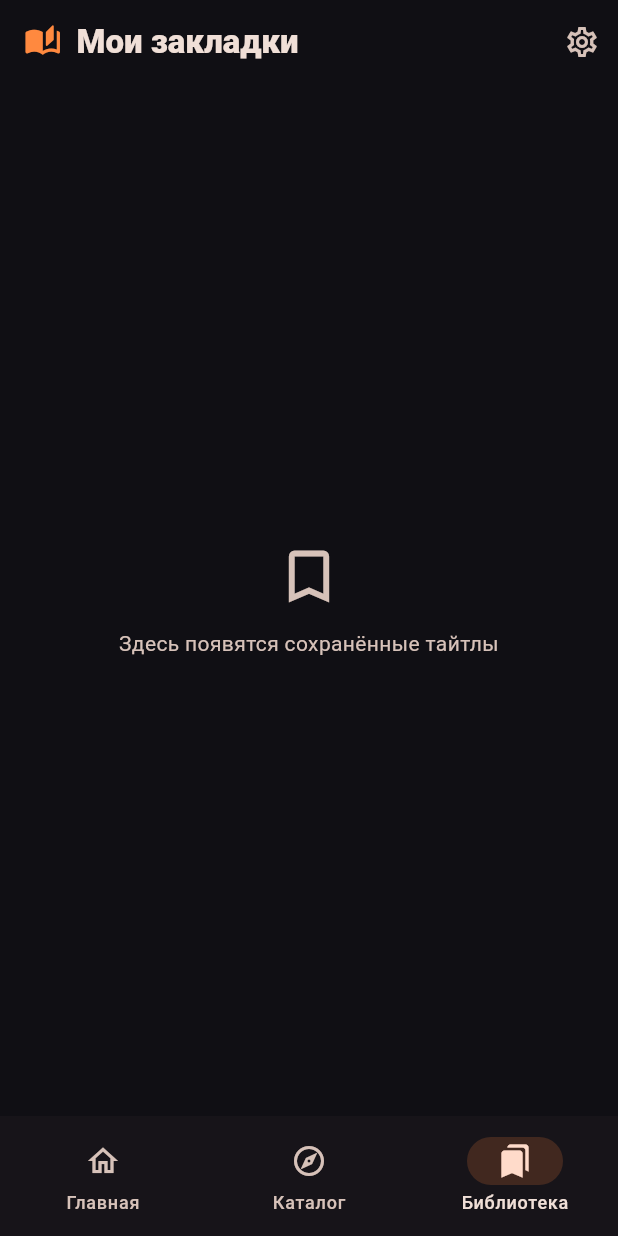
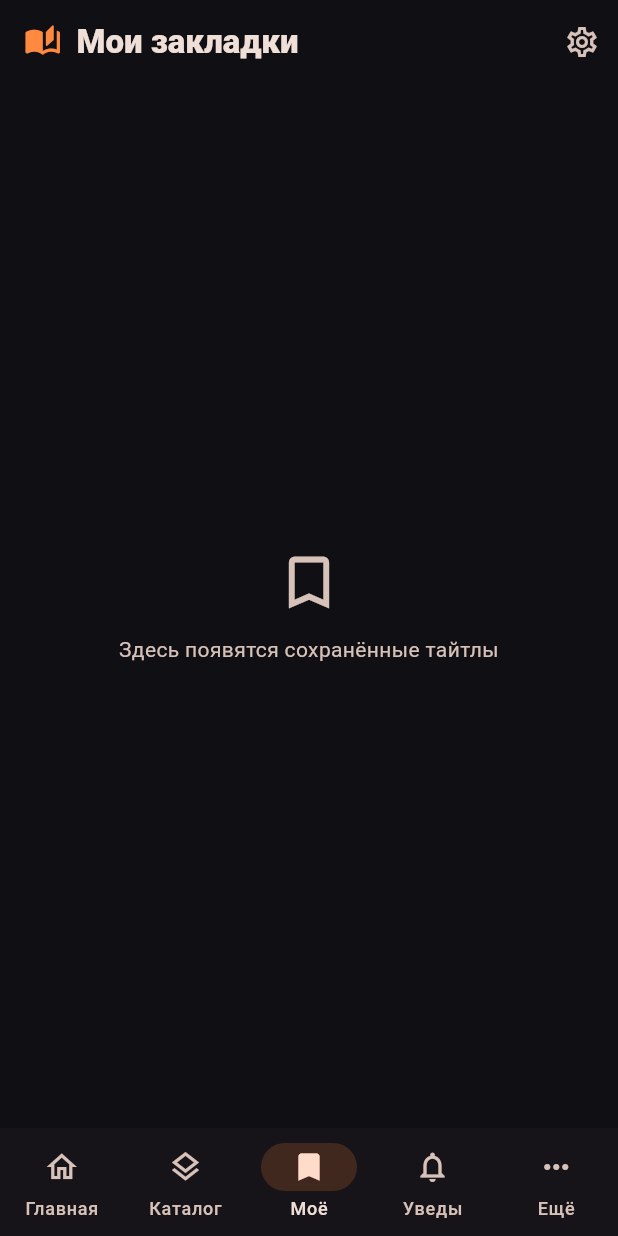
Before and after one commit to Vetal12350/SenReader, a Flutter app: the screen it shows after launch, item 3 of the bottom bar chosen, on a phone screen of 412 x 824 dp. Run offline on Flutter 3.47's test engine with Material 3 defaults, Android fonts, the phone set to English and light mode, and no system bars; our stand-ins replace flutter_local_notifications, scrollable_positioned_list, shared_preferences; missing offline and left inert: workmanager; network calls fail.

Commit message:
Add five navigation tabs, new/hidden inbox screen and unread badge

```diff
--- a/lib/main.dart
+++ b/lib/main.dart
@@ -7,6 +7,8 @@ import 'data/senkuro_source.dart';
 import 'data/library_store.dart';
 import 'data/reading_suggestions.dart';
 import 'data/chapter_notification_service.dart';
+import 'data/chapter_inbox_store.dart';
+import 'ui/chapter_inbox_panel.dart';
 import 'data/chapter_background_scheduler.dart';
 import 'ui/detail_page.dart';
 import 'ui/reader_page.dart';
@@ -64,6 +66,12 @@ class MainShell extends StatefulWidget {
 
 class _MainShellState extends State<MainShell> {
   int tab = 0;
+  int _newUpdateCount = 0;
+  Future<void> _refreshInboxCount() async {
+    final entries = await ChapterInboxStore().load();
+    if (mounted) setState(() => _newUpdateCount = entries.where((e) => !e.hidden).length);
+  }
+
   String libraryFilter = 'all';
   String? catalogType;
   String? catalogStatus;
@@ -87,6 +95,7 @@ class _MainShellState extends State<MainShell> {
   @override void initState() {
     super.initState();
     _fetch();
+    unawaited(_refreshInboxCount());
     ChapterNotificationService.instance.openedPayload.addListener(_onNotificationTap);
     WidgetsBinding.instance.addPostFrameCallback((_) => _onNotificationTap());
   }
@@ -631,12 +640,12 @@ class _MainShellState extends State<MainShell> {
         title: Row(children: [
           const Icon(Icons.auto_stories_rounded, size: 25, color: Color(0xFFFF893F)),
           const SizedBox(width: 10),
-          Expanded(child: Text(tab == 0 ? 'SenReader' : tab == 1 ? 'Каталог' : 'Мои закладки',
+          Expanded(child: Text(tab == 0 ? 'SenReader' : tab == 1 ? 'Каталог' : tab == 2 ? 'Мои закладки' : tab == 3 ? 'Уведомления' : 'Ещё',
             maxLines: 1, overflow: TextOverflow.ellipsis,
             style: const TextStyle(fontWeight: FontWeight.w800))),
         ]),
         actions: [
-          if (tab != 2)
+          if (tab == 0 || tab == 1)
             IconButton(tooltip: 'Обновить', icon: const Icon(Icons.refresh), onPressed: _fetch),
           IconButton(tooltip: 'Настройки', icon: const Icon(Icons.settings_outlined),
             onPressed: () => Navigator.push(context, MaterialPageRoute(builder: (_) => SettingsPage(
@@ -644,7 +653,20 @@ class _MainShellState extends State<MainShell> {
                themes: widget.themes)))),
         ],
       ),
-      body: tab == 2 ? AnimatedBuilder(
+      body: tab == 3 ? ChapterInboxPanel(
+        library: widget.library, repository: widget.repository, alerts: alerts,
+        onChanged: _refreshInboxCount,
+      ) : tab == 4 ? ListView(padding: const EdgeInsets.all(16), children: [
+        const SectionTitle('Ещё'),
+        ListTile(leading: const Icon(Icons.settings_outlined),
+          title: const Text('Настройки'),
+          onTap: () => Navigator.push(context, MaterialPageRoute(builder: (_) =>
+            SettingsPage(repository: widget.repository, library: widget.library,
+              alerts: alerts, themes: widget.themes)))),
+        ListTile(leading: const Icon(Icons.notifications_active_outlined),
+          title: const Text('Уведомления о главах'),
+          onTap: () => setState(() => tab = 3)),
+      ]) : tab == 2 ? AnimatedBuilder(
         animation: widget.library,
         builder: (context, _) {
           final saved = widget.library.items;
@@ -782,18 +804,30 @@ class _MainShellState extends State<MainShell> {
         ),
       ),
       bottomNavigationBar: NavigationBar(
+        height: 72,
         selectedIndex: tab,
         onDestinationSelected: (index) {
           setState(() => tab = index);
           if (index == 1) unawaited(_fetch());
+          if (index == 3) unawaited(_refreshInboxCount());
           if (index == 2 && widget.library.items.isNotEmpty) {
             unawaited(offerChapterAlerts(context, alerts));
           }
         },
-        destinations: const [
-          NavigationDestination(icon: Icon(Icons.home_outlined), selectedIcon: Icon(Icons.home), label: 'Главная'),
-          NavigationDestination(icon: Icon(Icons.explore_outlined), selectedIcon: Icon(Icons.explore), label: 'Каталог'),
-          NavigationDestination(icon: Icon(Icons.bookmarks_outlined), selectedIcon: Icon(Icons.bookmarks), label: 'Библиотека'),
+        destinations: [
+          const NavigationDestination(icon: Icon(Icons.home_outlined),
+            selectedIcon: Icon(Icons.home), label: 'Главная'),
+          const NavigationDestination(icon: Icon(Icons.layers_outlined),
+            selectedIcon: Icon(Icons.layers), label: 'Каталог'),
+          const NavigationDestination(icon: Icon(Icons.bookmark_border),
+            selectedIcon: Icon(Icons.bookmark), label: 'Моё'),
+          NavigationDestination(icon: Badge(isLabelVisible: _newUpdateCount > 0,
+              label: Text(_newUpdateCount > 99 ? '99+' : _newUpdateCount.toString()),
+              child: const Icon(Icons.notifications_outlined)),
+            selectedIcon: const Icon(Icons.notifications_active),
+            label: 'Уведы'),
+          const NavigationDestination(icon: Icon(Icons.more_horiz),
+            selectedIcon: Icon(Icons.more_horiz), label: 'Ещё'),
         ],
       ),
     );
```
